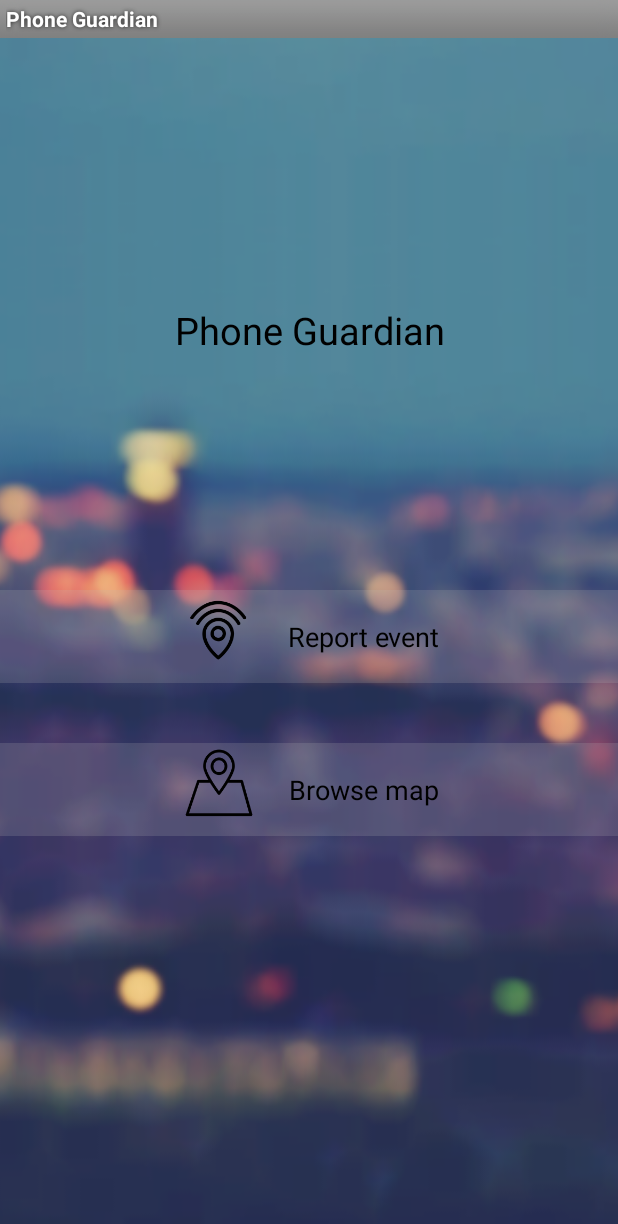
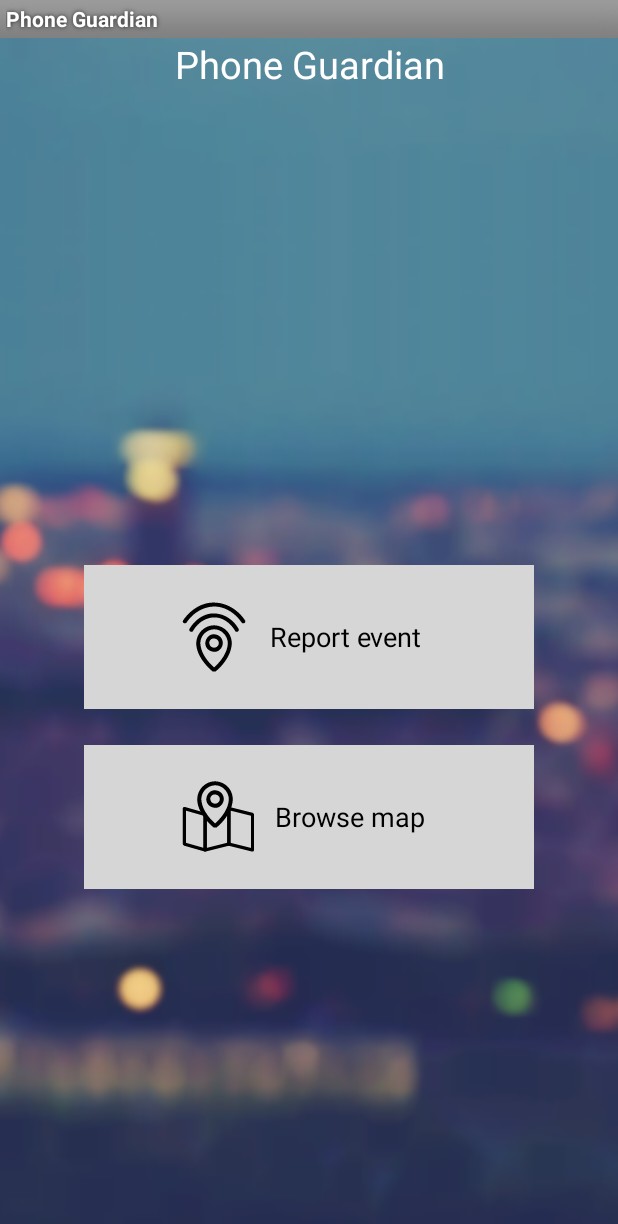
Before and after one commit to PhoneGuardian/CitizenApp, an Android app: the AlertActivity screen opened directly, with no data from a screen before it, on a phone screen of 412 x 824 dp. Shown: the top 1224 px of the screen. Run offline under Robolectric (Android 15) with nearby library versions, the phone set to English and light mode, and no system bars; 4 statements that could not run were skipped.

Commit message:
Convert 'report event' and 'browse map' into buttons

```diff
--- /dev/null
+++ b/app/src/main/res/drawable/btn_selector_oval_overlay.xml
@@ -0,0 +1,6 @@
+<?xml version="1.0" encoding="utf-8"?>
+    <selector xmlns:android="http://schemas.android.com/apk/res/android">
+        <item android:state_enabled="false"  android:drawable="@drawable/border_white_oval_overlay" />
+        <item android:state_pressed="true"  android:drawable="@drawable/border_white_oval_overlay" />
+        <item  android:drawable="@drawable/bg_white_oval_overlay" />
+    </selector>
--- a/app/src/main/res/layout/alert_activity.xml
+++ b/app/src/main/res/layout/alert_activity.xml
@@ -19,71 +19,33 @@
         android:layout_centerHorizontal="true"
         android:gravity="center"
         android:layout_alignParentTop="true"
-        android:layout_alignBottom="@+id/report_event_layout"
         android:text="@string/app_name"
-        android:textColor="@color/black"
         style="@style/app_name_header"
+        />
+
+    <Button
+        android:id="@+id/btn_report_event"
+        android:layout_width="wrap_content"
+        android:layout_height="wrap_content"
+        android:layout_marginBottom="@dimen/spacing_large"
+        android:layout_centerInParent="true"
+        android:text="@string/report_event"
+        android:drawableLeft="@drawable/alert_icon"
+        style="@style/home_button_rounded_overlay_tall"
 
         />
-    <LinearLayout
-        android:id="@id/report_event_layout"
-        android:layout_width="match_parent"
+
+    <Button
+        android:layout_below="@id/btn_report_event"
+        android:layout_width="wrap_content"
         android:layout_height="wrap_content"
         android:layout_centerInParent="true"
-        android:orientation="horizontal"
-        android:gravity="center"
-        android:background="@drawable/bg_white_rect_overlay"
-        >
+        android:text="@string/browse_map"
+        android:drawableLeft="@drawable/map_icon"
+        style="@style/home_button_rounded_overlay_tall"
 
-        <ImageButton
-            android:id="@+id/btn_alert"
-            android:layout_width="wrap_content"
-            android:layout_height="wrap_content"
-            android:background="@drawable/warning_icon"
-             />
-
-          <TextView
-              android:layout_width="wrap_content"
-              android:layout_height="wrap_content"
-              android:layout_centerInParent="true"
-              android:text="@string/report_event"
-              android:paddingLeft="20sp"
-              android:layout_row="0"
-              android:layout_column="1"
-              style="@style/home_text_base"
-              />
-    </LinearLayout>
-
-    <LinearLayout
-        android:layout_width="match_parent"
-        android:layout_height="wrap_content"
-        android:layout_below="@id/report_event_layout"
-        android:layout_marginTop="@dimen/spacing_huge"
-        android:orientation="horizontal"
-        android:gravity="center"
-        android:background="@drawable/bg_white_rect_overlay"
-        >
-    <ImageButton
-	        android:id="@+id/btn_map"
-	        android:layout_width="wrap_content"
-	        android:layout_height="wrap_content"
-	        android:layout_gravity="center"
-	        android:background="@drawable/map_icon"
-            android:layout_row="1"
-            android:layout_column="0"
         />
 
-      <TextView
-          android:layout_width="wrap_content"
-          android:layout_height="wrap_content"
-          android:layout_gravity="center"
-          android:text="@string/browse_map"
-          android:paddingLeft="20sp"
-          android:layout_row="1"
-          android:layout_column="1"
-          style="@style/home_text_base"
 
-          />
-    </LinearLayout>
 
 </RelativeLayout>
--- a/app/src/main/res/layout/register_actvity.xml
+++ b/app/src/main/res/layout/register_actvity.xml
@@ -80,7 +80,7 @@
                         android:layout_height="wrap_content"
                         android:layout_centerHorizontal="true"
                         android:text="@string/sign_up"
-                        style="@style/button_rounded"
+                        style="@style/button_rounded_transparent"
                         />
 
                     <ProgressBar
--- a/app/src/main/res/values/styles.xml
+++ b/app/src/main/res/values/styles.xml
@@ -1,16 +1,20 @@
 <?xml version="1.0" encoding="utf-8"?>
 <resources>
-
-    <style name="button_rounded">
+    <style name="button_base">
         <item name="android:fontFamily">sans-serif-light</item>
         <item name="android:textSize">@dimen/font_large</item>
         <item name="android:textColor">@color/white</item>
         <item name="android:paddingLeft">@dimen/spacing_small</item>
         <item name="android:paddingRight">@dimen/spacing_small</item>
+    </style>
+
+    <style name="button_rounded_transparent_normal" parent="button_base">
         <item name="android:height">@dimen/button_height_normal</item>
         <item name="android:minHeight">0dp</item>
         <item name="android:background">@drawable/btn_selector_oval_transparent</item>
     </style>
+
+
 
     <style name="app_name_header">
         <item name="android:fontFamily">sans-serif-bold</item>
--- a/app/src/main/res/values/styles_home.xml
+++ b/app/src/main/res/values/styles_home.xml
@@ -6,4 +6,16 @@
         <item name="android:textSize">@dimen/font_large</item>
         <item name="android:textColor">@color/black</item>
     </style>
+
+    <style name="home_button_rounded_overlay_tall" parent="button_base">
+        <item name="android:minHeight">0dp</item>
+        <item name="android:minWidth">300dp</item>
+        <item name="android:height">@dimen/button_height_tall</item>
+        <item name="android:background">@drawable/btn_selector_oval_overlay</item>
+        <item name="android:drawablePadding">-50sp</item>
+        <item name="android:paddingLeft">65sp</item>
+        <item name="android:textColor">@color/black</item>
+        <item name="android:fontFamily">sans-serif</item>
+        />
+    </style>
 </resources>
```
Also changed, not shown: app/src/main/res/drawable-hdpi/alert_icon.png (added), app/src/main/res/drawable-hdpi/alert_icon_white.png (added), app/src/main/res/drawable-hdpi/map_icon.png, app/src/main/res/drawable-hdpi/map_icon_white.png (added), app/src/main/res/drawable-hdpi/warning_icon.png, 2 other files.
